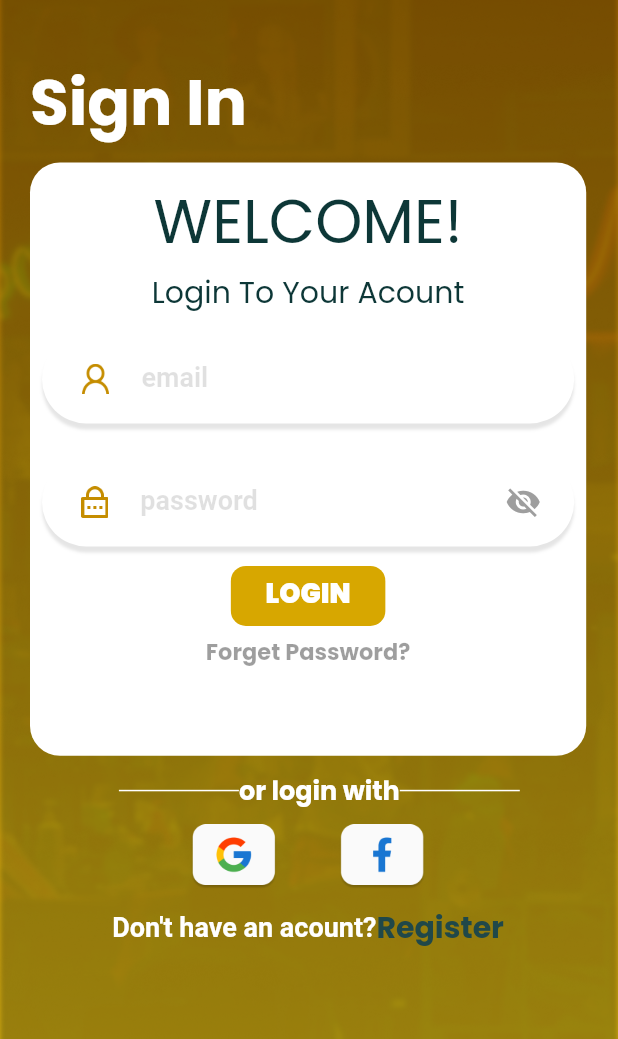
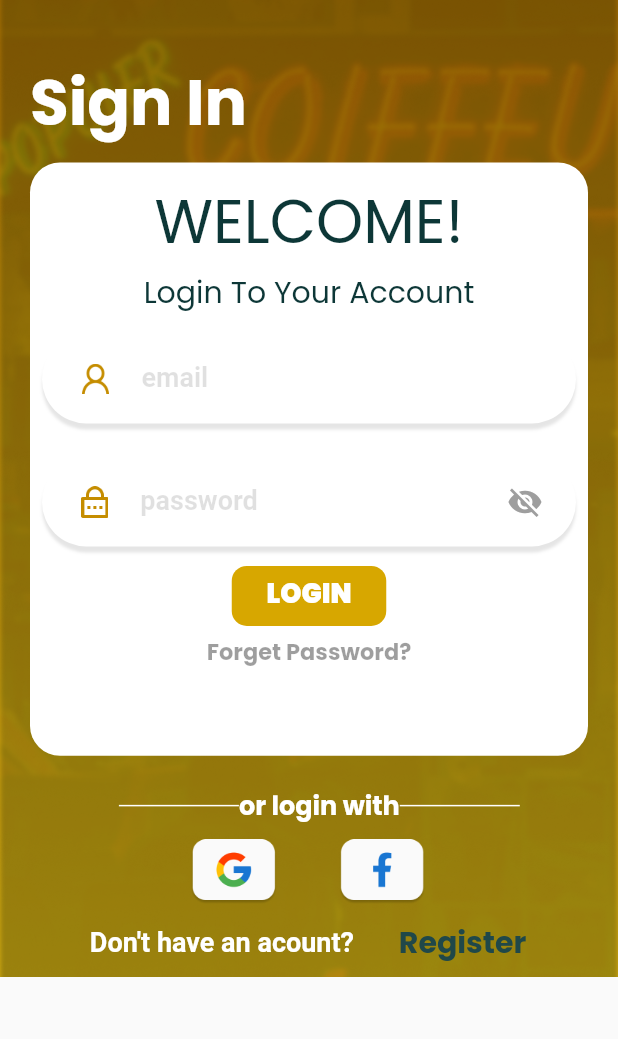
Before and after one commit to osamaHassanK/HairFixerShopkeeper, a Flutter app: the screen it shows after launch, on a phone screen of 412 x 824 dp, the part 197-1236 px from its top. Run offline on Flutter 3.47's test engine with Material 2 defaults, Android fonts, the phone set to English and light mode, and no system bars; our stand-ins replace bottom_navy_bar, carousel_slider, firebase_auth, firebase_core, flutter_secure_storage, google_fonts and 4 more; missing offline and left inert: dart:ffi, flutter_facebook_auth, image_picker_gallery_camera; accounts and stored records are empty.

Commit message:
bug fixed in login screen

```diff
--- /dev/null
+++ b/lib/responsive/Responsive.dart
@@ -0,0 +1,7 @@
+import 'package:flutter/cupertino.dart';
+
+class Responsive {
+  static double responsiveWidth(BuildContext context, {double value=1.0}) => MediaQuery.of(context).size.width * value;
+
+  static double responsiveHeight(BuildContext context, {double value=1.0}) => MediaQuery.of(context).size.height * value;
+}
--- a/lib/screensfolder/sk_login.dart
+++ b/lib/screensfolder/sk_login.dart
@@ -5,7 +5,9 @@ import 'package:hairfixxer_shopkeeper/auth/facebook_auth.dart';
 import 'package:hairfixxer_shopkeeper/auth/forget_passwword.dart';
 import 'package:hairfixxer_shopkeeper/auth/with_email/sign_in.dart';
 import 'package:hairfixxer_shopkeeper/base.dart';
+import 'package:hairfixxer_shopkeeper/responsive/Responsive.dart';
 import 'package:hairfixxer_shopkeeper/screensfolder/sk_sign_up.dart';
+import 'package:hairfixxer_shopkeeper/widget/MyContainer.dart';
 import 'package:hairfixxer_shopkeeper/widget/container_widget.dart';
 import 'package:hairfixxer_shopkeeper/widget/text_widget.dart';
 import 'package:hairfixxer_shopkeeper/widget/textfield_widget.dart';
@@ -42,6 +44,10 @@ class _LoginScreenState extends State<LoginScreen> {
           body: SingleChildScrollView(
             child: Form(
               key: _formKey,
+              child: myContainer(
+                context: context,
+width: Responsive.responsiveWidth(context,value: 1),
+
                 child: Column(children: [
                   Stack(
                     children: [
@@ -57,7 +63,7 @@ class _LoginScreenState extends State<LoginScreen> {
                         ),
                         Stack(children: [
                           Container(
-                            height:MediaQuery.of(context).size.height,
+                              height:Responsive.responsiveHeight(context,value: 0.8),
                               width: double.infinity,
                               child: Image.asset(
                                 "assets/screen.png",
@@ -66,6 +72,7 @@ class _LoginScreenState extends State<LoginScreen> {
                           Positioned(
                               top: 45,
                               left: 20,
+                                right: 20,
                                 child: Column(
                                   mainAxisAlignment: MainAxisAlignment.start,
                                   crossAxisAlignment: CrossAxisAlignment.start,
@@ -73,14 +80,13 @@ class _LoginScreenState extends State<LoginScreen> {
                                     textSk(context,"Sign In",TextAlign.center,Colors.white,FontWeight.bold,42),
                                     Padding(
                                       padding: const EdgeInsets.only(top: 8),
-                                  child: Container(
-                                    decoration: BoxDecoration(
-                                        borderRadius:
-                                        BorderRadius.all(Radius.circular(20)),
-                                        color: Colors.white),
-                                    width: MediaQuery.of(context).size.width * 0.9,
-                                    height: MediaQuery.of(context).size.height * 0.480,
-                                    child: SingleChildScrollView(
+                                      child: myContainer(
+                                        context: context,
+                                        height: 0.480,
+                                        width: 1.0,
+                                        color: Colors.white,
+                                        radiusValue: 20,
+
                                         child: Column(
                                           children: [
                                             Padding(
@@ -91,7 +97,7 @@ class _LoginScreenState extends State<LoginScreen> {
                                             SizedBox(
                                               height: 2,
                                             ),
-                                          textSk(context,"Login To Your Acount",TextAlign.center,Color(0xff0D3737),null,20),
+                                            textSk(context,"Login To Your Account",TextAlign.center,Color(0xff0D3737),null,20),
                                             SizedBox(
                                               height: 5,
                                             ),Padding(padding:EdgeInsets.all(8),
@@ -139,12 +145,11 @@ class _LoginScreenState extends State<LoginScreen> {
                                         ),
                                       ),
                                     ),
-                                ),
                                     SizedBox(
                                       height: 10,
                                     ),
                                     Container(
-                                  height: 120,
+                                      height: Responsive.responsiveHeight(context,value: 0.17),
                                       width: MediaQuery.of(context).size.width*0.9,
                                       color: Colors.transparent,
                                       child:Center(
@@ -208,12 +213,15 @@ class _LoginScreenState extends State<LoginScreen> {
                                                 mainAxisAlignment: MainAxisAlignment.center,
                                                 crossAxisAlignment: CrossAxisAlignment.center,
                                                 children: [
-                                              Text(
+                                                  Container(
+                                                    width:Responsive.responsiveWidth(context,value: 0.5) ,
+                                                    child: const Text(
                                                       "Don't have an acount?",
                                                       style: TextStyle(
                                                           color: Colors.white,
                                                           fontSize: 18,
                                                           fontWeight: FontWeight.bold),
+                                                    ),
                                                   ),
                                                   InkWell(
                                                     onTap: () {
@@ -222,8 +230,11 @@ class _LoginScreenState extends State<LoginScreen> {
                                                               builder: (context) =>
                                                                   SignUpScreen()));
                                                     },
-                                                child:textSk(context,"Register",TextAlign.center,Color(0xff204849),FontWeight.bold
+                                                    child:Container(
+
+                                                      child: textSk(context,"Register",TextAlign.center,Color(0xff204849),FontWeight.bold
                                                           ,20),
+                                                    ),
                                                   ),
                                                 ],
                                               ),
@@ -234,7 +245,8 @@ class _LoginScreenState extends State<LoginScreen> {
                                     )
 
                                   ],
-                            )),
+                                ),
+                              ),
                         ]),
                       ]),
                       Positioned(
@@ -249,6 +261,7 @@ class _LoginScreenState extends State<LoginScreen> {
                 ]),
               ),
             ),
+          ),
         ));
   }
 }
--- /dev/null
+++ b/lib/widget/MyContainer.dart
@@ -0,0 +1,21 @@
+import 'package:flutter/material.dart';
+import 'package:hairfixxer_shopkeeper/responsive/Responsive.dart';
+
+Widget myContainer({required BuildContext context,
+
+      Widget? child,
+      double height = 1.0,
+    double width = 1.0,
+    Color? color,
+    double radiusValue=0.0 ,
+    }) {
+  return Container(
+    height: Responsive.responsiveHeight(context,value: height) ,
+    width:  Responsive.responsiveHeight(context,value: width),
+    child: child,
+    decoration: (BoxDecoration(
+      color: color,
+      borderRadius: BorderRadius.all(Radius.circular(radiusValue)),
+    )),
+  );
+}
--- a/lib/widget/container_widget.dart
+++ b/lib/widget/container_widget.dart
@@ -1,6 +1,6 @@
 import 'package:flutter/material.dart';
 
-Widget containerSk(BuildContext context,
+ Widget containerSk(BuildContext context,
     [double? h,double? w,Color? color,final bRadius,
     Widget? widget ]){
   return Container(
--- a/pubspec.yaml
+++ b/pubspec.yaml
@@ -45,6 +45,7 @@ dependencies:
   image_picker:
   flutter_secure_storage:
   flutter_facebook_auth:
+  hexcolor: ^2.0.5
 
 
 dev_dependencies:
```
Also changed, not shown: pubspec.lock. Lines whose indentation alone changed are shown as unchanged.
